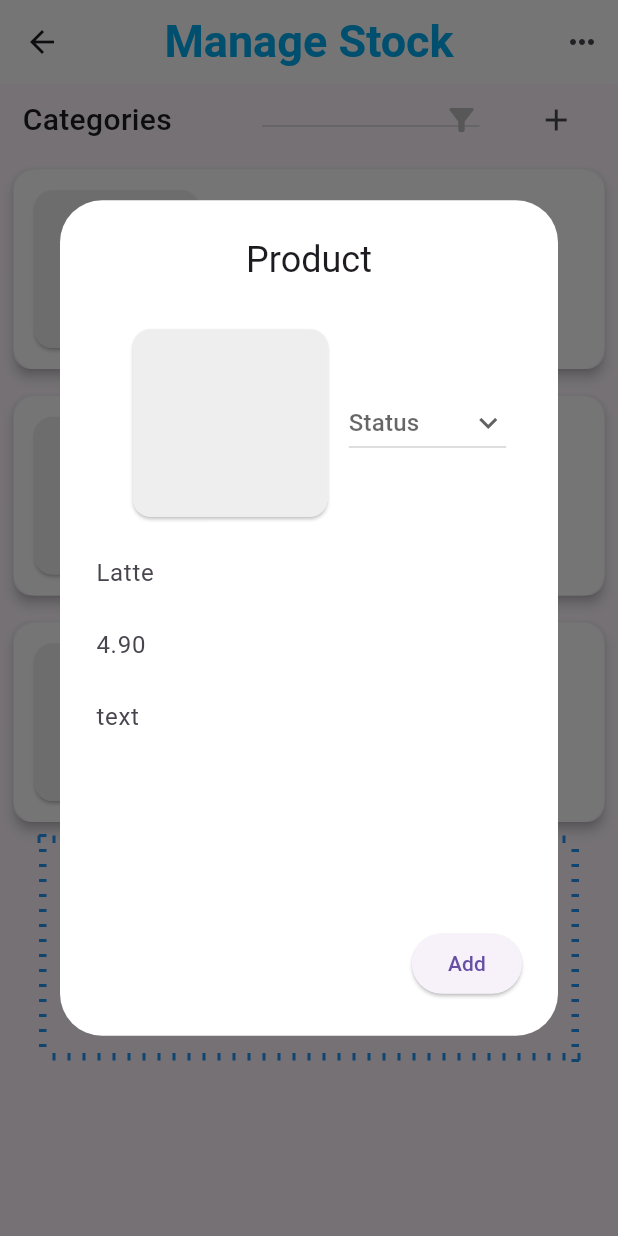
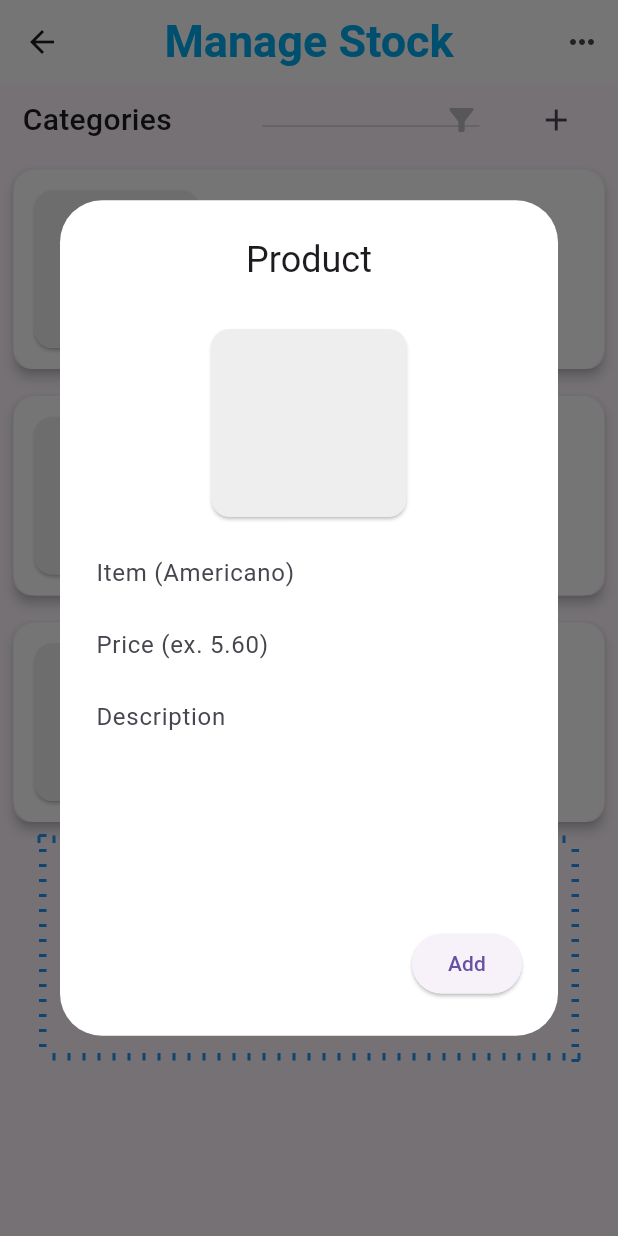
Before and after one commit to webby813/fypmerchant, a Flutter app: the ManageStockMobile screen opened directly, after a tap on "Tap here to add item", on a phone screen of 412 x 824 dp. Run offline on Flutter 3.47's test engine with Material 3 defaults, Android fonts, the phone set to English and light mode, and no system bars; our stand-ins replace cloud_firestore, firebase_core, firebase_database, firebase_storage, shared_preferences, syncfusion_flutter_charts; accounts and stored records are empty; generated files the repository leaves out were written again.

Commit message:
[30] Add item details, both tablet and mobile

```diff
--- a/lib/Color/color.dart
+++ b/lib/Color/color.dart
@@ -3,6 +3,7 @@ import 'package:flutter/material.dart';
 class CustomColors {
   static const Color primaryColor = Color(0xFF00ADEF);
   static const Color defaultWhite = Color(0xFFFFFFFF);
+  static const Color secondaryWhite = Color(0xFFF5F7F8);
   static const Color lightGrey = Color(0xffc0cccc);
   static const Color warningRed = Color(0xFFFF0000);
   static const Color defaultBlack = Color(0xFF0a0a0a);
@@ -11,4 +12,5 @@ class CustomColors {
   static const Color lightGreen = Color(0xFF9CCC65);
   static const Color indigo = Color(0xFF4b0082);
   static const Color deepGreen = Color(0xFF416D19);
+
 }
--- a/lib/Components/alertDialog_widget.dart
+++ b/lib/Components/alertDialog_widget.dart
@@ -40,6 +40,14 @@ class AddUpdateDialog extends StatefulWidget {
 
 class _AddUpdateDialogState extends State<AddUpdateDialog> {
   String? _dropdownValue;
+
+  String? _itemName;
+  String? _price;
+  String? _description;
+
+  void _handlePress(){
+    widget.onPressed(_itemName, _price, _description);
+  }
   @override
   Widget build(BuildContext context) {
     List<String> itemStatus = ['Available', 'Unavailable'];
@@ -70,53 +78,68 @@ class _AddUpdateDialogState extends State<AddUpdateDialog> {
                         ),
                       ),
                     ),
-                    SizedBox(
-                      width: 105,
-                      child: DropdownButton<String>(
-                        value: _dropdownValue,
-                        icon: const Icon(Icons.keyboard_arrow_down),
-                        isExpanded: true,
-                        items: itemStatus.map((String dropdownValue) {
-                          return DropdownMenuItem(
-                            value: dropdownValue,
-                            child: Text(dropdownValue,
-                              style: const TextStyle(
-                                  fontSize: 13
-                              ),
-                            ),
-                          );
-                        }).toList(),
-                        hint: const Text("Status"),
-                        onChanged: (String? newValue) {
-                          setState(() {
-                            _dropdownValue = newValue;
-                          });
-                        },
-                      ),
-                    ),
+                    // SizedBox(
+                    //   width: 105,
+                    //   child: DropdownButton<String>(
+                    //     value: _dropdownValue,
+                    //     icon: const Icon(Icons.keyboard_arrow_down),
+                    //     isExpanded: true,
+                    //     items: itemStatus.map((String dropdownValue) {
+                    //       return DropdownMenuItem(
+                    //         value: dropdownValue,
+                    //         child: Text(dropdownValue,
+                    //           style: const TextStyle(
+                    //               fontSize: 13
+                    //           ),
+                    //         ),
+                    //       );
+                    //     }).toList(),
+                    //     hint: const Text("Status"),
+                    //     onChanged: (String? newValue) {
+                    //       setState(() {
+                    //         _dropdownValue = newValue;
+                    //       });
+                    //     },
+                    //   ),
+                    // ),
                   ],
                 ),
               ),
 
               TextFormField(
                 decoration: const InputDecoration(
-                  hintText: "Latte",
+                  hintText: "Item (Americano)",
                   border: InputBorder.none,
                 ),
+                onChanged: (value){
+                  setState(() {
+                    _itemName = value;
+                  });
+                },
               ),
               TextFormField(
                 decoration: const InputDecoration(
-                  hintText: "4.90",
+                  hintText: "Price (ex. 5.60)",
                   border: InputBorder.none,
                 ),
+                onChanged: (value){
+                  setState(() {
+                    _price = value;
+                  });
+                },
               ),
               SizedBox(
                 height: 140,
                 child: TextFormField(
                   decoration: const InputDecoration(
-                    hintText: "text",
+                    hintText: "Description",
                     border: InputBorder.none,
                   ),
+                  onChanged: (value){
+                    setState(() {
+                      _description = value;
+                    });
+                  },
                 ),
               ),
             ],
@@ -126,7 +149,7 @@ class _AddUpdateDialogState extends State<AddUpdateDialog> {
       actions: [
         ElevatedButton(
             child: Text(widget.type),
-            onPressed: () => widget.onPressed()
+            onPressed: _handlePress,
         ),
       ],
     );
--- a/lib/Components/inputField_widget.dart
+++ b/lib/Components/inputField_widget.dart
@@ -52,7 +52,7 @@ class InputWidget{
       padding: const EdgeInsets.all(10),
       child: Container(
         decoration: BoxDecoration(
-          color: CustomColors.lightGrey,
+          color: CustomColors.secondaryWhite,
           shape: BoxShape.rectangle,
           borderRadius: BorderRadius.circular(10),
         ),
@@ -79,7 +79,7 @@ class InputWidget{
       padding: const EdgeInsets.all(10),
       child: Container(
         decoration: BoxDecoration(
-          color: CustomColors.lightGrey,
+          color: CustomColors.secondaryWhite,
           shape: BoxShape.rectangle,
           borderRadius: BorderRadius.circular(10),
         ),
--- a/lib/Firebase/create_data.dart
+++ b/lib/Firebase/create_data.dart
@@ -16,4 +16,21 @@ class CreateData {
       // print('Error creating category: $e');
     }
   }
+
+  Future<void> createItem(BuildContext context, String type, String _itemName, String _price, String _description)async{
+    try{
+      CollectionReference collRef = FirebaseFirestore.instance.collection("items");
+      await collRef.doc(type).collection(_itemName).doc(_itemName).set({
+        'item_picture' : "",
+        'item_name' : _itemName,
+        'price' : _price,
+        'description' : _description,
+        'category' : type
+      });
+
+      Navigator.of(context).pop();
+    }catch(e){
+      // print(e);
+    }
+  }
 }
--- a/lib/Responsive/Mobile/ManageTabsMobile/stock_manage_mobile.dart
+++ b/lib/Responsive/Mobile/ManageTabsMobile/stock_manage_mobile.dart
@@ -177,8 +177,11 @@ class _ManageStockMobileState extends State<ManageStockMobile> {
                     builder: (BuildContext context) {
                       return AddUpdateDialog(
                         type: "Add",
-                        onPressed: () {
-                          print('Add');
+                        onPressed: (String itemName, String price, String description) {
+                          print(itemName);
+                          print(price);
+                          print(description);
+                          CreateData().createItem(context, selectedCategory, itemName, price, description);
                         },
                       );
                     },
```
Also changed, not shown: lib/Responsive/Tablet/ManageTabsTablet/ManageStock/stock_manage_tablet.dart (+33 -30 lines).
